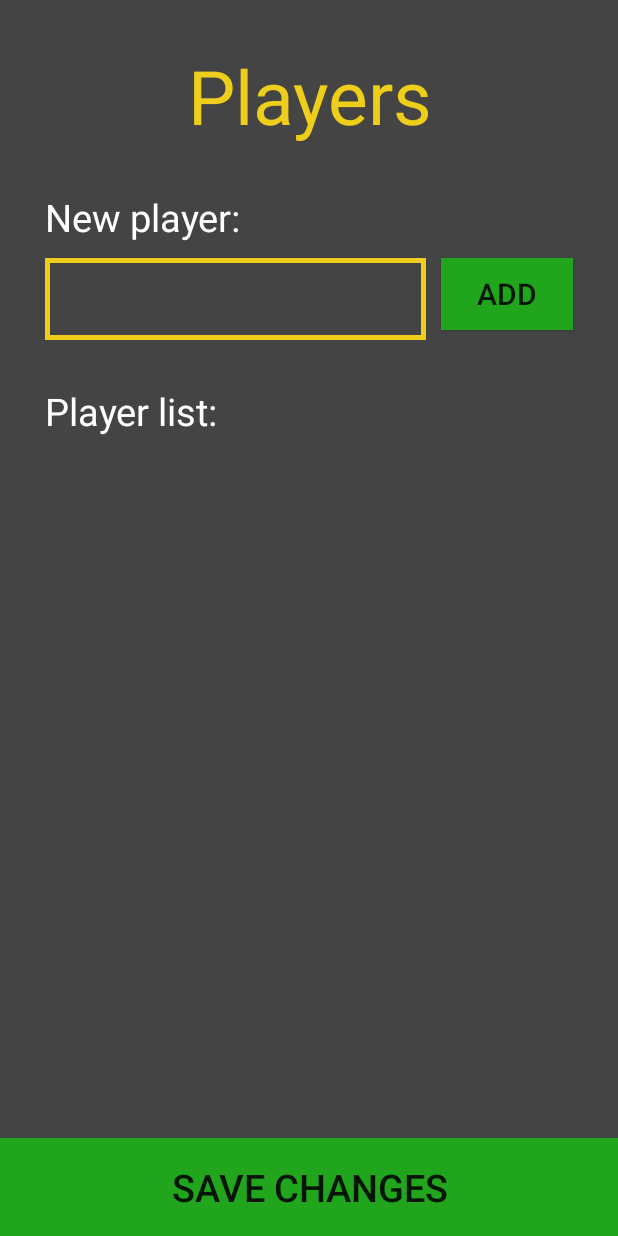
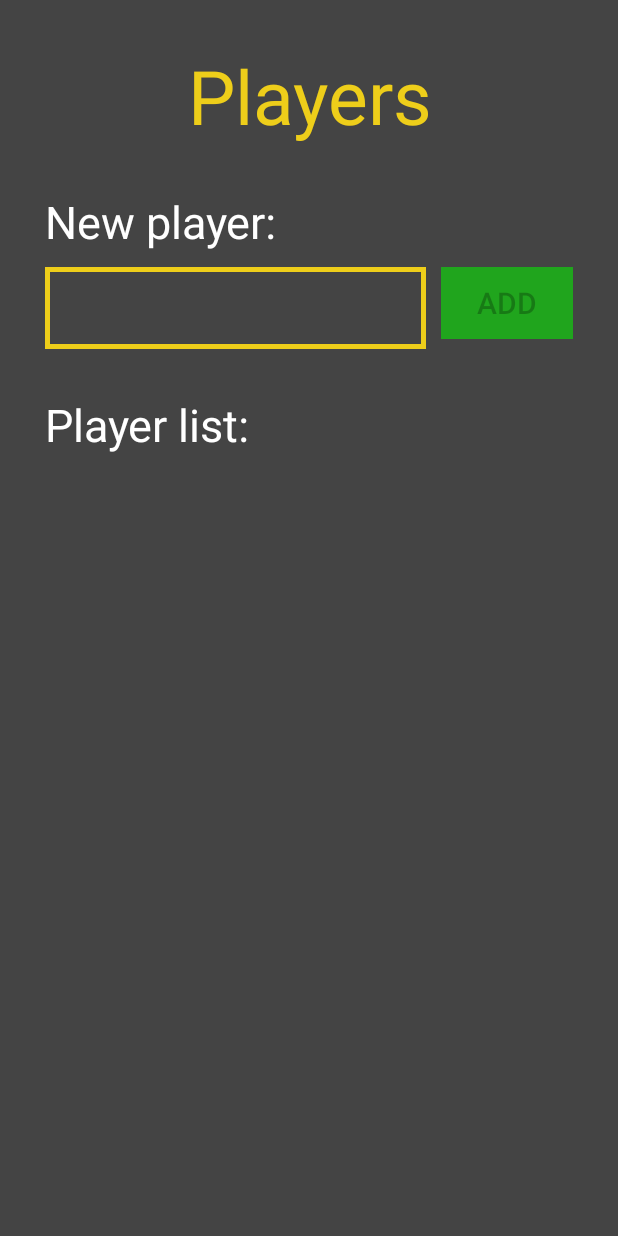
Before and after one commit to antsakontsa/FrisBee-Caddy, an Android app: the ActivityPlayers screen opened directly, with no data from a screen before it, on a phone screen of 412 x 824 dp. Run offline under Robolectric (Android 15) with nearby library versions, the phone set to English and light mode, and no system bars.

Commit message:
ActivityPlayers Done

```diff
--- a/app/build.gradle
+++ b/app/build.gradle
@@ -5,7 +5,7 @@ android {
     buildToolsVersion "29.0.0"
     defaultConfig {
         applicationId "com.example.frisbeecaddy"
-        minSdkVersion 15
+        minSdkVersion 16
         targetSdkVersion 29
         versionCode 1
         versionName "1.0"
@@ -26,6 +26,7 @@ dependencies {
     implementation 'androidx.recyclerview:recyclerview:1.1.0-alpha06'
     implementation 'androidx.cardview:cardview:1.0.0'
     implementation 'com.google.code.gson:gson:2.8.5'
+    implementation 'com.muddzdev:styleabletoast:2.2.2'
     testImplementation 'junit:junit:4.12'
     androidTestImplementation 'androidx.test:runner:1.2.0'
     androidTestImplementation 'androidx.test.espresso:espresso-core:3.2.0'
--- a/app/src/main/res/drawable/ic_delete.xml
+++ b/app/src/main/res/drawable/ic_delete.xml
@@ -4,6 +4,6 @@
         android:viewportWidth="24.0"
         android:viewportHeight="24.0">
     <path
-        android:fillColor="#ff0000"
-        android:pathData="M6,19c0,1.1 0.9,2 2,2h8c1.1,0 2,-0.9 2,-2V7H6v12zM19,4h-3.5l-1,-1h-5l-1,1H5v2h14V4z"/>
+        android:fillColor="#fff"
+        android:pathData="M6,19c0,1.1 0.9,2 2,2h8c1.1,0 2,-0.9 2,-2L18,7L6,7v12zM8.46,11.88l1.41,-1.41L12,12.59l2.12,-2.12 1.41,1.41L13.41,14l2.12,2.12 -1.41,1.41L12,15.41l-2.12,2.12 -1.41,-1.41L10.59,14l-2.13,-2.12zM15.5,4l-1,-1h-5l-1,1L5,4v2h14L19,4z"/>
 </vector>
--- a/app/src/main/res/layout/activity_main.xml
+++ b/app/src/main/res/layout/activity_main.xml
@@ -11,7 +11,7 @@
         android:id="@+id/frisbee_caddy_txt"
         android:layout_width="0dp"
         android:layout_height="wrap_content"
-        android:layout_marginTop="30dp"
+        android:layout_marginTop="50dp"
         android:text="FrisBee Caddy"
         android:textAlignment="center"
         android:textColor="@color/colorPrimary"
@@ -26,7 +26,7 @@
         android:layout_height="wrap_content"
         android:layout_marginStart="30dp"
         android:layout_marginLeft="30dp"
-        android:layout_marginTop="30dp"
+        android:layout_marginTop="60dp"
         android:layout_marginEnd="30dp"
         android:layout_marginRight="30dp"
         android:background="@drawable/border_box"
--- a/app/src/main/res/layout/activity_players.xml
+++ b/app/src/main/res/layout/activity_players.xml
@@ -29,7 +29,7 @@
         android:layout_marginTop="30dp"
         android:text="New player:"
         android:textColor="@color/colorAccent"
-        android:textSize="25sp"
+        android:textSize="30sp"
         app:layout_constraintStart_toStartOf="parent"
         app:layout_constraintTop_toBottomOf="@+id/players_txt" />
 
@@ -75,7 +75,7 @@
         android:layout_marginTop="30dp"
         android:text="Player list:"
         android:textColor="@color/colorAccent"
-        android:textSize="25sp"
+        android:textSize="30sp"
         app:layout_constraintStart_toStartOf="parent"
         app:layout_constraintTop_toBottomOf="@+id/name_input" />
 
@@ -83,49 +83,20 @@
         android:id="@+id/recyclerView"
         android:layout_width="match_parent"
         android:layout_height="0dp"
-        android:layout_marginStart="30dp"
-        android:layout_marginLeft="30dp"
+        android:layout_marginStart="32dp"
+        android:layout_marginLeft="32dp"
         android:layout_marginEnd="30dp"
         android:layout_marginRight="30dp"
-        android:layout_marginBottom="8dp"
+        android:layout_marginBottom="30dp"
         android:background="@color/colorPrimaryDark"
         android:scrollbarFadeDuration="1500"
         android:scrollbarSize="3dp"
         android:scrollbarStyle="outsideInset"
         android:scrollbarThumbVertical="@color/colorPrimary"
         android:scrollbars="vertical"
-        app:layout_constraintBottom_toTopOf="@+id/save_changes_btn"
+        app:layout_constraintBottom_toBottomOf="parent"
         app:layout_constraintEnd_toEndOf="parent"
         app:layout_constraintHorizontal_bias="0.0"
         app:layout_constraintStart_toStartOf="parent"
         app:layout_constraintTop_toBottomOf="@+id/player_list_txt"></androidx.recyclerview.widget.RecyclerView>
-
-    <EditText
-        android:id="@+id/edittext_insert"
-        android:layout_width="50dp"
-        android:layout_height="wrap_content"
-        android:layout_marginTop="10dp"
-        android:layout_marginEnd="30dp"
-        android:layout_marginRight="30dp"
-        android:ems="10"
-        android:inputType="number"
-        android:text="0"
-        android:textAlignment="center"
-        android:textColor="@color/colorAccent"
-        android:visibility="gone"
-        app:layout_constraintEnd_toEndOf="parent"
-        app:layout_constraintTop_toBottomOf="@+id/name_input" />
-
-    <Button
-        android:id="@+id/save_changes_btn"
-        android:layout_width="0dp"
-        android:layout_height="wrap_content"
-        android:text="save changes"
-        android:background="#20a51d"
-        android:padding="15dp"
-        android:textSize="25sp"
-        app:layout_constraintBottom_toBottomOf="parent"
-        app:layout_constraintEnd_toEndOf="parent"
-        app:layout_constraintStart_toStartOf="parent" />
-
 </androidx.constraintlayout.widget.ConstraintLayout>
--- a/app/src/main/res/values/styles.xml
+++ b/app/src/main/res/values/styles.xml
@@ -7,5 +7,4 @@
         <item name="colorPrimaryDark">@color/colorPrimaryDark</item>
         <item name="colorAccent">@color/colorAccent</item>
     </style>
-
 </resources>
```
Also changed, not shown: app/src/main/java/com/example/frisbeecaddy/ActivityPlayers.java (+64 -37 lines), app/src/main/res/layout/name_item.xml (+5 -3 lines).
